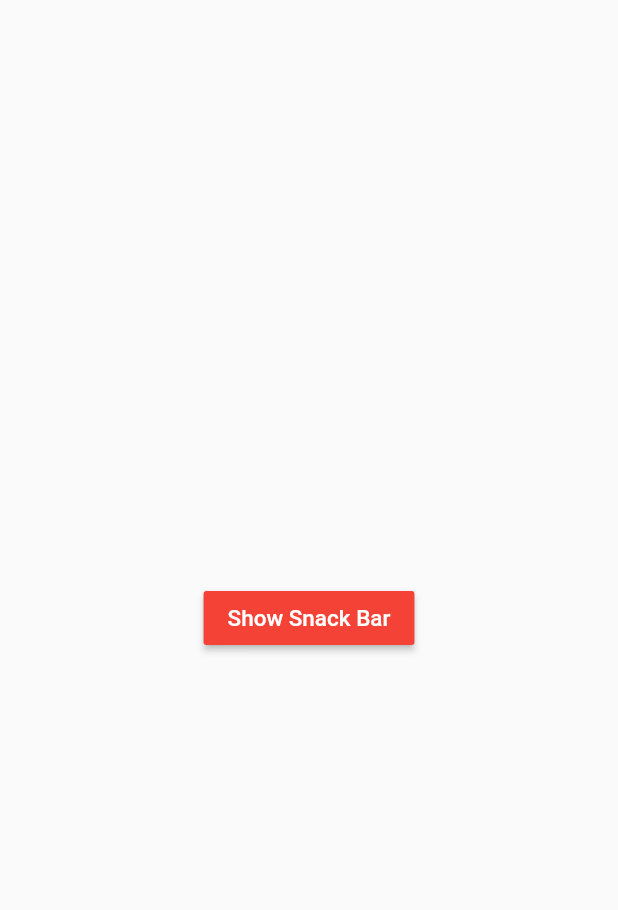
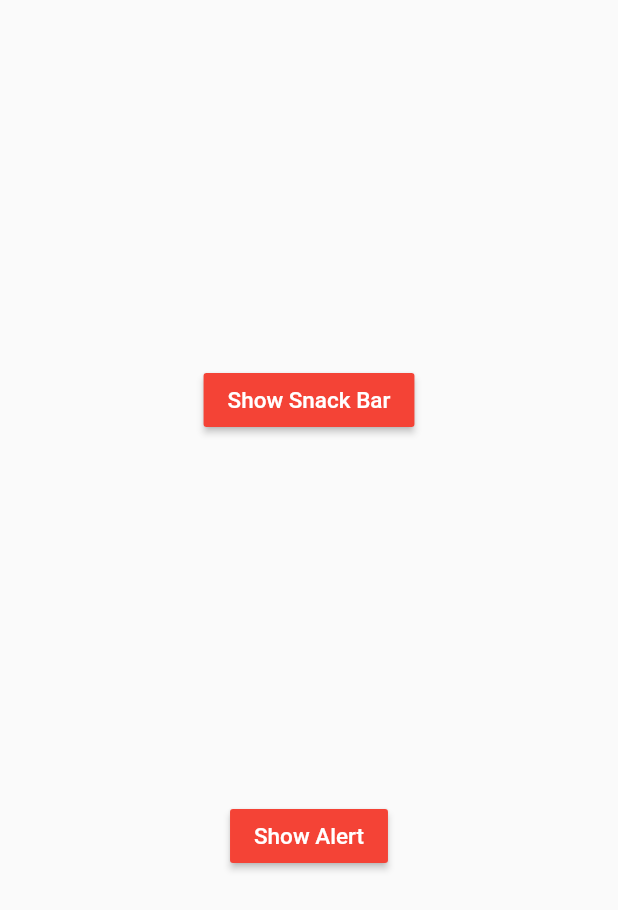
Before and after one commit to nash-2023/0003, a Flutter app: what tsnackBar() shows on an empty page, opened directly, on a phone screen of 412 x 824 dp. Shown: the top 910 px of the screen. Run offline on Flutter 3.47's test engine with Material 2 defaults, Android fonts, the phone set to English and light mode, and no system bars.

Commit message:
53 meh pc

```diff
--- a/app_3/lib/main.dart
+++ b/app_3/lib/main.dart
@@ -17,6 +17,7 @@ import 'package:app_3/tSwitch.dart';
 import 'package:app_3/tlistTile.dart';
 import 'package:app_3/tcircleAvatar.dart';
 import 'package:app_3/tsnackBar.dart';
+import 'Package:app_3/53_ListView.dart';
 
 void main() {
   runApp(const MyApp());
@@ -47,7 +48,7 @@ class MyHomePage extends StatelessWidget {
       appBar: AppBar(
         title: Text(title),
       ),
-      body: tsnackBar(),
+      body: tListviewP2(),
 
       // floatingActionButton: FloatingActionButton(
       //   onPressed: () {
--- a/app_3/lib/tsnackBar.dart
+++ b/app_3/lib/tsnackBar.dart
@@ -8,18 +8,80 @@ class tsnackBar extends StatefulWidget {
 }
 
 class _tsnackBarState extends State<tsnackBar> {
+  /********************************************* Snack Bar */
+  final snackbar = SnackBar(
+    content: Text(
+      "fun of",
+      style: TextStyle(
+        color: Colors.blue,
+        fontSize: 50.0,
+      ),
+    ),
+    duration: Duration(milliseconds: 1500),
+    padding: EdgeInsets.all(50.0),
+    behavior: SnackBarBehavior.floating,
+    margin: EdgeInsets.all(50.0),
+    backgroundColor: Colors.white,
+    shape: Border.all(width: 1.0, color: Colors.black),
+    onVisible: () {
+      print("show snack bar");
+    },
+    elevation: 15.0,
+    action: SnackBarAction(
+      label: "Close!",
+      textColor: Colors.black,
+      onPressed: () {},
+    ),
+  );
+  /********************************************* allert */
+  final allert = AlertDialog(
+    title: Text("hey YOU !"),
+    content: Text(
+      "this is arbitrary allert dialogue",
+      textAlign: TextAlign.center,
+    ),
+    titlePadding: EdgeInsets.all(100.0),
+    // contentPadding: EdgeInsets.all(20.0),
+    titleTextStyle: TextStyle(
+      color: Colors.red,
+      fontSize: 50,
+      fontWeight: FontWeight.w900,
+    ),
+    contentTextStyle: TextStyle(
+      color: Colors.green,
+      fontSize: 20.0,
+      fontWeight: FontWeight.w500,
+    ),
+    elevation: 20.0,
+    backgroundColor: Colors.yellow,
+    shape: Border.all(
+      color: Colors.white,
+      width: 5.0,
+    ),
+    actions: [
+      TextButton(
+        onPressed: () {},
+        child: Text("ok"),
+      ),
+      TextButton(
+        onPressed: () {},
+        child: Text("cancel"),
+      ),
+    ],
+    actionsPadding: EdgeInsets.all(5.0),
+  );
+  /**************************************************** */
   @override
   Widget build(BuildContext context) {
     return Center(
-      /********************************************* Snack Bar */
-      child: MaterialButton(
+      child: Column(
+        mainAxisAlignment: MainAxisAlignment.spaceEvenly,
+        children: [
+          /**************************************** show Snack Bar */
+          MaterialButton(
             color: Colors.red,
             splashColor: Colors.green,
             onPressed: () {
-          var snackbar = SnackBar(
-            content: Text("fun of"),
-            duration: Duration(seconds: 2),
-          );
               ScaffoldMessenger.of(context).showSnackBar(snackbar);
             },
             child: Text(
@@ -31,6 +93,32 @@ class _tsnackBarState extends State<tsnackBar> {
               ),
             ),
           ),
+
+          /***************************************** show allert */
+          MaterialButton(
+            color: Colors.red,
+            splashColor: Colors.green,
+            onPressed: () {
+              showDialog(
+                context: context,
+                builder: (context) {
+                  return allert;
+                },
+              );
+            },
+            child: Text(
+              "Show Alert",
+              style: TextStyle(
+                fontSize: 15.0,
+                color: Colors.white,
+                fontWeight: FontWeight.w500,
+              ),
+            ),
+          ),
+
+          /************** */
+        ],
+      ),
       /** */
     );
   }
```
Also changed, not shown: app_3/lib/53_ListView.dart (added, +44 -0 lines). Lines whose indentation alone changed are shown as unchanged.
